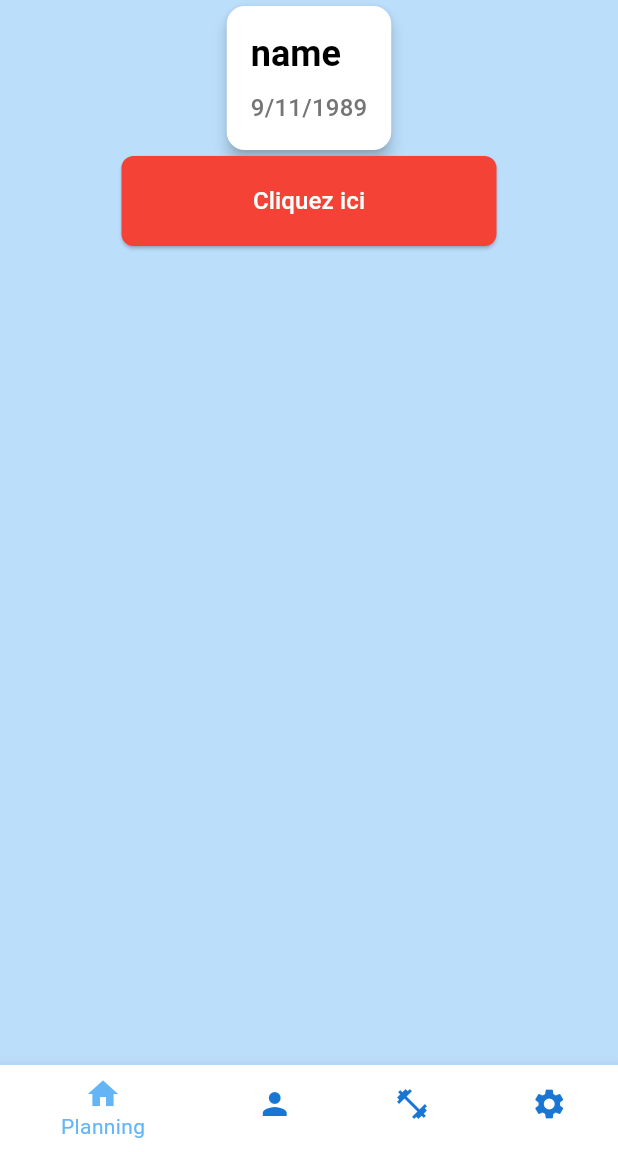
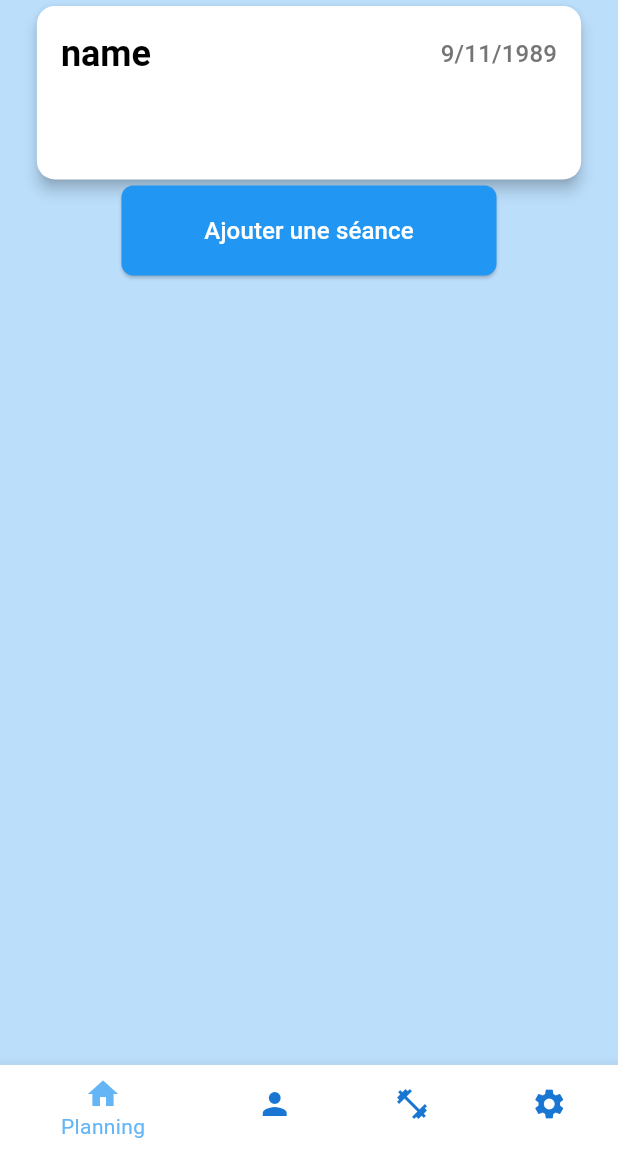
Before and after one commit to AlzUrt/flutter_sport, a Flutter app: the screen it shows after launch, on a phone screen of 412 x 824 dp, the part 84-1236 px from its top. Run offline on Flutter 3.47's test engine with Material 3 defaults, Android fonts, the phone set to English and light mode, and no system bars.

Commit message:
feat: update button component

```diff
--- a/lib/screens/home_screen.dart
+++ b/lib/screens/home_screen.dart
@@ -12,8 +12,7 @@ class HomeScreen extends StatelessWidget {
         children: [
           SessionCard(name: 'name', date: DateTime.utc(1989, 11, 9)),
           CustomButton(
-            text: 'Cliquez ici',
-            color: Colors.red,
+            text: 'Ajouter une séance',
             width: 250,
             height: 60,
             onPressed: () {
--- a/lib/widgets/custom_button.dart
+++ b/lib/widgets/custom_button.dart
@@ -2,14 +2,12 @@ import 'package:flutter/material.dart';
 
 class CustomButton extends StatelessWidget {
   final String text;
-  final Color color;
   final double width;
   final double height;
   final VoidCallback onPressed;
 
   CustomButton({
     required this.text,
-    required this.color,
     required this.onPressed,
     this.width = 200.0,
     this.height = 50.0,
@@ -17,12 +15,14 @@ class CustomButton extends StatelessWidget {
 
   @override
   Widget build(BuildContext context) {
+    final Color buttonColor = Theme.of(context).primaryColor;
+
     return SizedBox(
       width: width,
       height: height,
       child: ElevatedButton(
         style: ElevatedButton.styleFrom(
-          backgroundColor: color,
+          backgroundColor: buttonColor,
           shape: RoundedRectangleBorder(
             borderRadius: BorderRadius.circular(8),
           ),
--- a/lib/widgets/session_card.dart
+++ b/lib/widgets/session_card.dart
@@ -12,10 +12,13 @@ class SessionCard extends StatelessWidget {
 
   @override
   Widget build(BuildContext context) {
-    // Format de la date
     String formattedDate = "${date.day}/${date.month}/${date.year}";
+    double screenWidth = MediaQuery.of(context).size.width;
 
-    return Card(
+    return Container(
+      width: screenWidth * 0.9,
+      height: screenWidth * 0.3,
+      child: Card(
         elevation: 4,
         shape: RoundedRectangleBorder(
           borderRadius: BorderRadius.circular(12),
@@ -25,13 +28,15 @@ class SessionCard extends StatelessWidget {
           child: Column(
             crossAxisAlignment: CrossAxisAlignment.start,
             children: [
+              Row(
+                mainAxisAlignment: MainAxisAlignment.spaceBetween,
+                children: [
                   Text(
                     name,
                     style: Theme.of(context).textTheme.headlineSmall?.copyWith(
                           fontWeight: FontWeight.bold,
                         ),
                   ),
-            const SizedBox(height: 8),
                   Text(
                     formattedDate,
                     style: Theme.of(context).textTheme.titleMedium?.copyWith(
@@ -40,6 +45,9 @@ class SessionCard extends StatelessWidget {
                   ),
                 ],
               ),
+            ],
+          ),
+        ),
       ),
     );
   }
```
Lines whose indentation alone changed are shown as unchanged.
